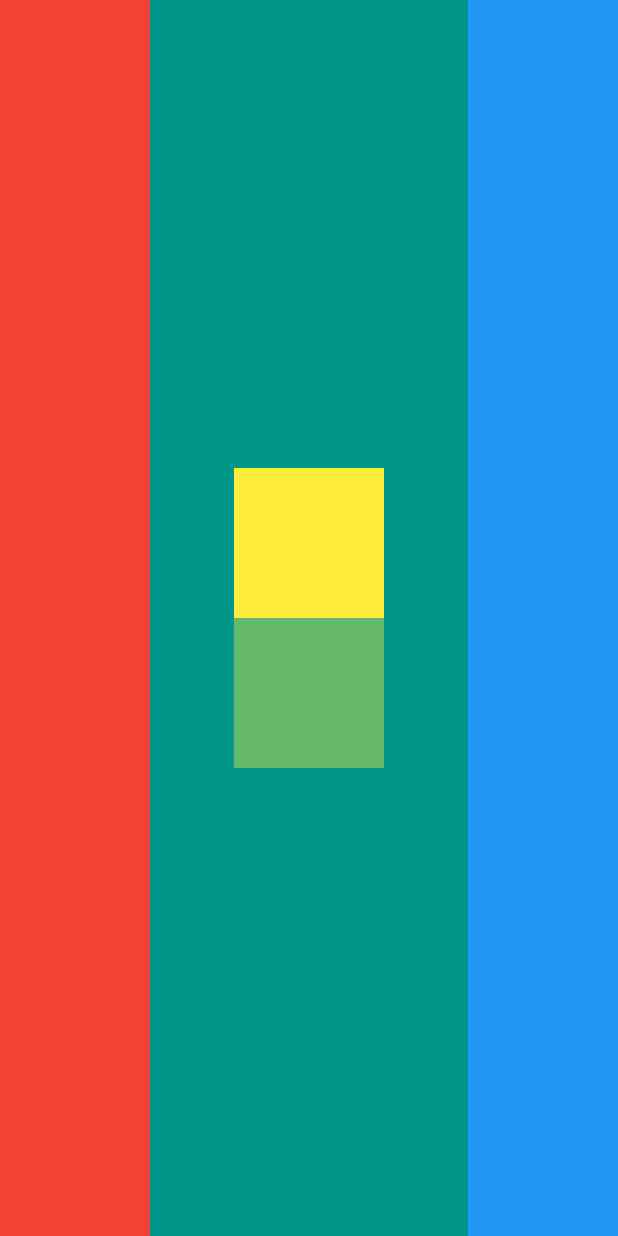
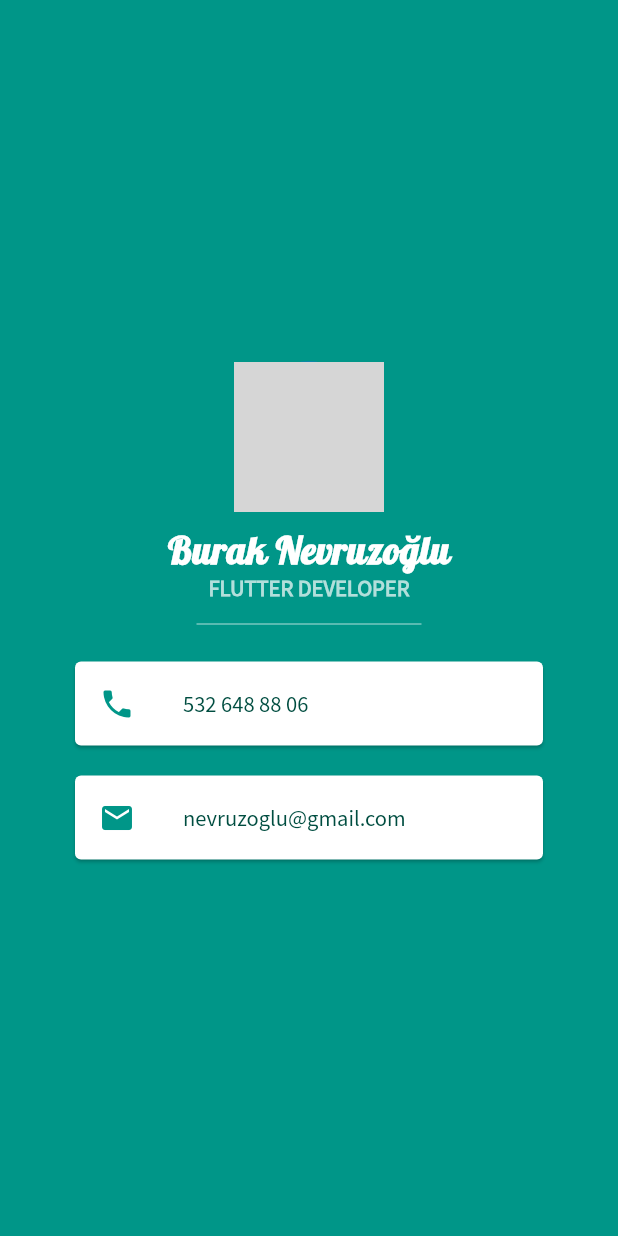
Before and after one commit to nevruzoglu/Flutter_First, a Flutter app: the screen it shows after launch, on a phone screen of 412 x 824 dp. Run offline on Flutter 3.47's test engine with Material 2 defaults, Android fonts, the phone set to English and light mode, and no system bars; grey boxes are pictures that could not be loaded.

Commit message:
Flutter Developer page

```diff
--- a/lib/main.dart
+++ b/lib/main.dart
@@ -1,3 +1,4 @@
+import 'package:flutter/cupertino.dart';
 import 'package:flutter/material.dart';
 
 void main() {
@@ -11,40 +12,80 @@ class MyApp extends StatelessWidget {
       home: Scaffold(
         backgroundColor: Colors.teal,
         body: SafeArea(
-            child: Row(
-              mainAxisAlignment: MainAxisAlignment.spaceBetween,
-              children: <Widget>[
-                Container(
-                  color: Colors.red,
-                  width: 100,
-                ),
-                Container(
           child: Column(
             mainAxisAlignment: MainAxisAlignment.center,
             children: <Widget>[
-                      Container(
-                        color: Colors.yellow,
-                        width: 100,
-                        height: 100,
+              CircleAvatar(
+                radius: 50,
+                backgroundImage: AssetImage('images/profile.jfif'),
               ),
-                      Opacity(
-                        opacity: 0.4,
-                        child: Container(
-                          color: Colors.yellow,
-                          width: 100,
-                          height: 100,
+              SizedBox(
+                height: 10,
+              ),
+              Text(
+                'Burak Nevruzoğlu',
+                style: TextStyle(
+                  color: Colors.white,
+                  fontWeight: FontWeight.w600,
+                  fontSize: 25,
+                  letterSpacing: 0.4,
+                  fontFamily: 'Lobster',
                 ),
               ),
+              Text(
+                'FLUTTER DEVELOPER',
+                style: TextStyle(
+                  color: Colors.teal.shade100,
+                  fontSize: 15,
+                  fontWeight: FontWeight.bold,
+                  fontFamily: 'SourceSans',
+                ),
+              ),
+              SizedBox(
+                height: 30,
+                width: 150,
+                child: Divider(
+                  color: Colors.teal.shade100,
+                ),
+              ),
+              Card(
+                margin: EdgeInsets.symmetric(vertical: 10, horizontal: 50),
+                child: ListTile(
+                  leading: Icon(
+                    Icons.phone,
+                    color: Colors.teal,
+                  ),
+                  title: Text(
+                    '532 648 88 06',
+                    style: TextStyle(
+                      color: Colors.teal.shade900,
+                      fontFamily: 'SourceSans',
+                      fontSize: 15,
+                    ),
+                  ),
+                ),
+              ),
+              Card(
+                margin: EdgeInsets.symmetric(vertical: 10, horizontal: 50),
+                child: ListTile(
+                  leading: Icon(
+                    Icons.mail,
+                    color: Colors.teal,
+                  ),
+                  title: Text(
+                    'nevruzoglu@gmail.com',
+                    style: TextStyle(
+                      color: Colors.teal.shade900,
+                      fontFamily: 'SourceSans',
+                      fontSize: 15,
+                    ),
+                  ),
+                ),
+              )
             ],
           ),
         ),
-                Container(
-                  color: Colors.blue,
-                  width: 100,
       ),
-              ],
-            ),
-          )),
     );
   }
 }
```
Also changed, not shown: pubspec.yaml (+11 -23 lines), fonts/Lobster-Regular.ttf (added), fonts/Pacifico-Regular.ttf (added), fonts/SourceSansPro-Regular.ttf (added), fonts/SourceSansPro-SemiBold.ttf (added). Lines whose indentation alone changed are shown as unchanged.
